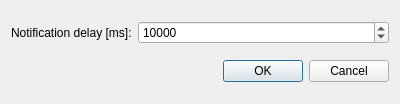
The window that src/plugins/General/kdenotify/settingsdialog.ui (ksv1986/qmmp-staging) describes before a commit, drawn with Qt 5.
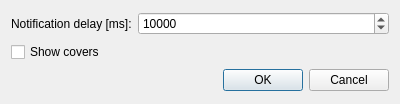
The same window after the commit.

What changed in the file:
```diff
--- a/src/plugins/General/kdenotify/settingsdialog.ui
+++ b/src/plugins/General/kdenotify/settingsdialog.ui
@@ -31,7 +31,7 @@
      </property>
     </widget>
    </item>
-   <item row="1" column="1">
+   <item row="2" column="1">
     <widget class="QDialogButtonBox" name="buttonBox">
      <property name="orientation">
       <enum>Qt::Horizontal</enum>
@@ -41,6 +41,13 @@
      </property>
     </widget>
    </item>
+   <item row="1" column="0">
+    <widget class="QCheckBox" name="showCoversCheckBox">
+     <property name="text">
+      <string>Show covers</string>
+     </property>
+    </widget>
+   </item>
   </layout>
  </widget>
  <resources/>
```
